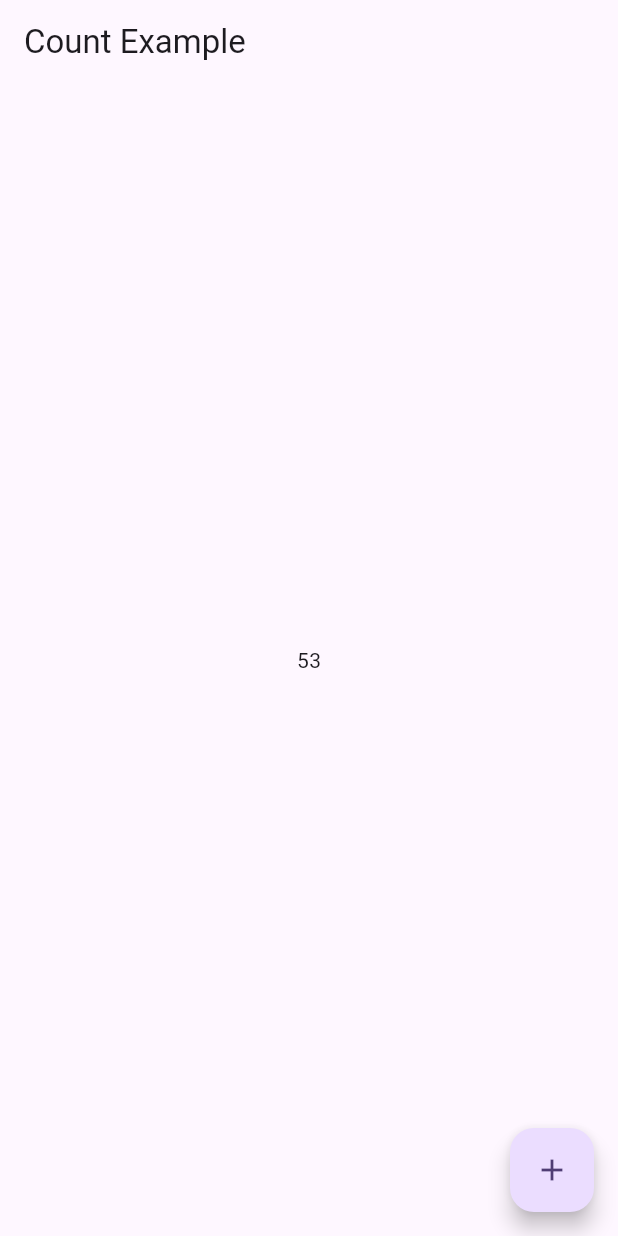
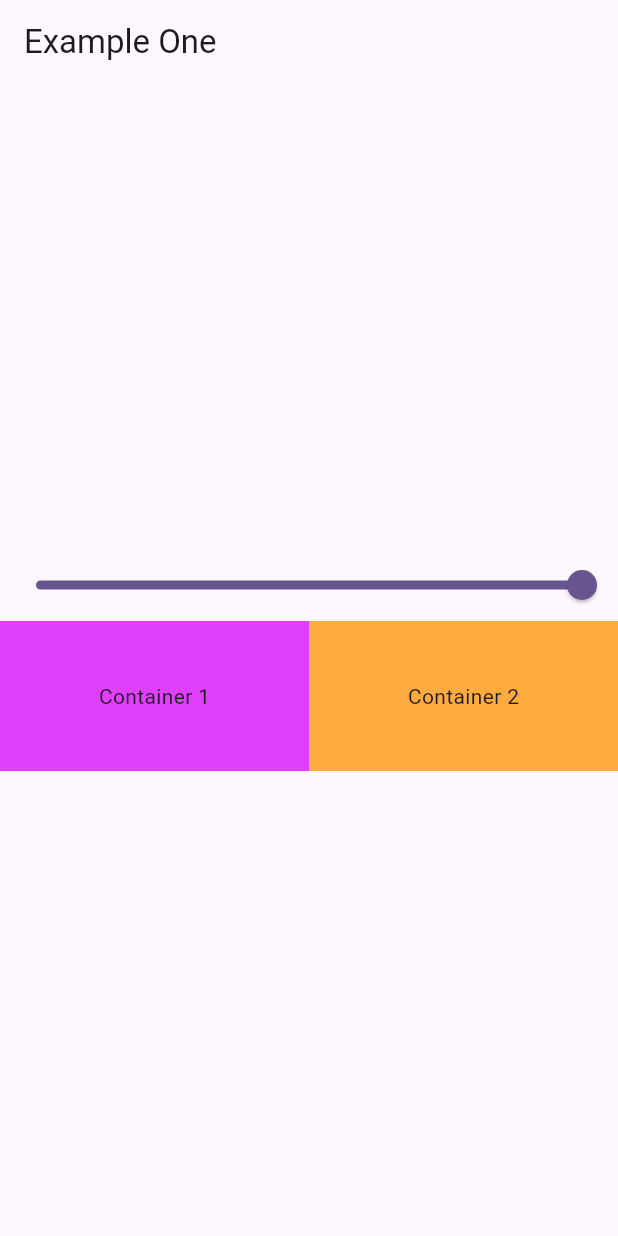
Before and after one commit to Decode749/provider_state_management, a Flutter app: the screen it shows after launch, on a phone screen of 412 x 824 dp. Run offline on Flutter 3.47's test engine with Material 2 defaults, Android fonts, the phone set to English and light mode, and no system bars.

Commit message:
part 6 done

```diff
--- a/lib/main.dart
+++ b/lib/main.dart
@@ -1,9 +1,11 @@
 import 'package:flutter/material.dart';
 import 'package:provider/provider.dart';
+import 'package:provider_state_management/provider/example_one_provider.dart';
 // import 'package:provider_state_management/why_provider.dart';
 
 import 'provider/count_provider.dart';
 import 'screen/count_example.dart';
+import 'screen/example_one.dart';
 // import 'stateful_widget_screen.dart';
 
 // import 'home_screen.dart';
@@ -18,15 +20,22 @@ class MyApp extends StatelessWidget {
   // This widget is the root of your application.
   @override
   Widget build(BuildContext context) {
-    return ChangeNotifierProvider(
-      create: (_) => CountProvider(),
+    return MultiProvider(
+      providers: [
+        ChangeNotifierProvider(
+          create: (_) => CountProvider(),
+        ),
+        ChangeNotifierProvider(
+          create: (_) => ExampleOneProvider(),
+        )
+      ],
       child: MaterialApp(
         title: 'Flutter Demo',
         theme: ThemeData(
           colorScheme: ColorScheme.fromSeed(seedColor: Colors.deepPurple),
           useMaterial3: true,
         ),
-        home: const CountExample(),
+        home: const ExampleOne(),
       ),
     );
   }
--- /dev/null
+++ b/lib/provider/example_one_provider.dart
@@ -0,0 +1,13 @@
+import 'package:flutter/foundation.dart';
+
+class ExampleOneProvider with ChangeNotifier{
+  double _value = 1.0;
+
+  double get value => _value;
+
+  void setValue(double val){
+    _value = val;
+    notifyListeners();
+  }
+
+}
--- /dev/null
+++ b/lib/screen/example_one.dart
@@ -0,0 +1,66 @@
+import 'package:flutter/material.dart';
+import 'package:provider/provider.dart';
+
+import '../provider/example_one_provider.dart';
+
+class ExampleOne extends StatefulWidget {
+  const ExampleOne({super.key});
+
+  @override
+  State<ExampleOne> createState() => _ExampleOneState();
+}
+
+class _ExampleOneState extends State<ExampleOne> {
+  @override
+  Widget build(BuildContext context) {
+    print('rebuild');
+    return Scaffold(
+      appBar: AppBar(
+        title: const Text('Example One'),
+      ),
+      body: Column(
+        mainAxisAlignment: MainAxisAlignment.center,
+        children: [
+          Consumer<ExampleOneProvider>(
+            builder: (BuildContext context, value, Widget? child) {
+              return Slider(
+                  value: value.value,
+                  min: 0,
+                  max: 1,
+                  onChanged: (val) {
+                    // print(value);
+                    value.setValue(val);
+                  });
+            },
+          ),
+          Consumer<ExampleOneProvider>(
+            builder: (BuildContext context, pro, Widget? child) {
+              return Row(
+                children: [
+                  Expanded(
+                    child: Container(
+                      height: 100,
+                      color: Colors.purpleAccent.withOpacity(pro.value),
+                      child: const Center(
+                        child: Text('Container 1'),
+                      ),
+                    ),
+                  ),
+                  Expanded(
+                    child: Container(
+                      height: 100,
+                      color: Colors.orangeAccent.withOpacity(pro.value),
+                      child: const Center(
+                        child: Text('Container 2'),
+                      ),
+                    ),
+                  )
+                ],
+              );
+            },
+          )
+        ],
+      ),
+    );
+  }
+}
```
